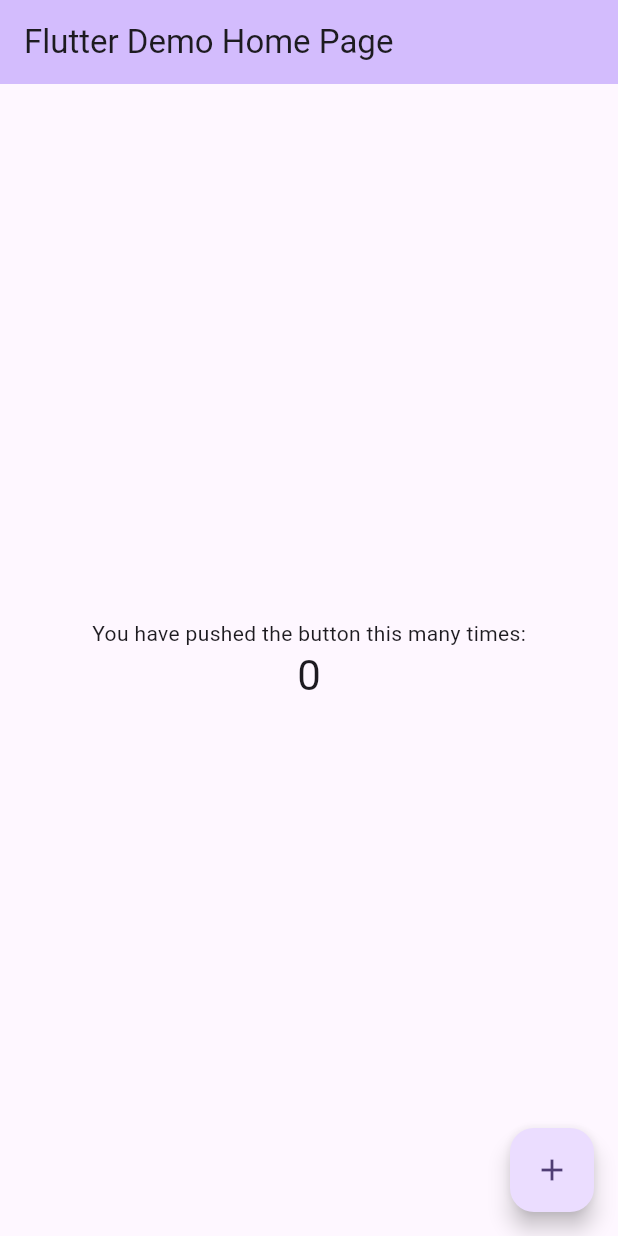
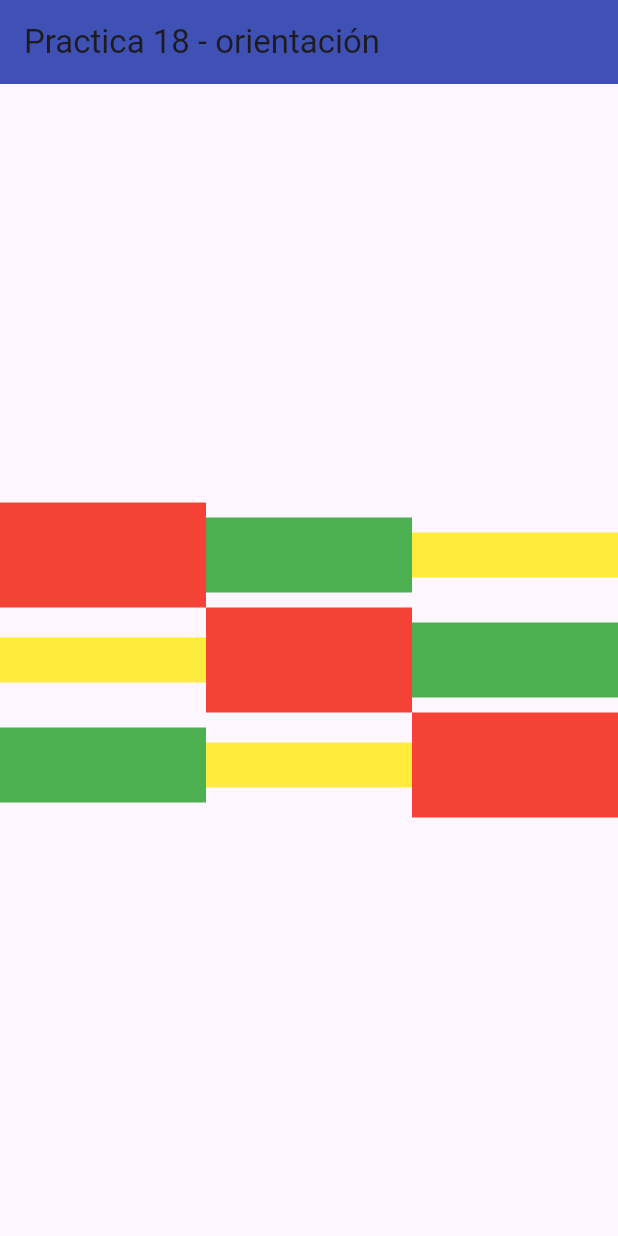
Before and after one commit to LuisM711/flutter, a Flutter app: the screen it shows after launch, on a phone screen of 412 x 824 dp. Run offline on Flutter 3.47's test engine with Material 3 defaults, Android fonts, the light colour scheme and no system bars; our stand-ins replace flutter_slidable, shared_preferences, sqflite; accounts and stored records are empty.

Commit message:
practica 18

```diff
--- a/practica_18/lib/main.dart
+++ b/practica_18/lib/main.dart
@@ -1,125 +1,20 @@
 import 'package:flutter/material.dart';
+import 'package:flutter/services.dart';
+import 'src/table_page.dart';
 
 void main() {
-  runApp(const MyApp());
+  WidgetsFlutterBinding.ensureInitialized();
+  SystemChrome.setPreferredOrientations(
+      [DeviceOrientation.portraitUp, DeviceOrientation.portraitDown]);
+  runApp(MyApp());
 }
 
 class MyApp extends StatelessWidget {
-  const MyApp({super.key});
-
-  // This widget is the root of your application.
   @override
   Widget build(BuildContext context) {
     return MaterialApp(
-      title: 'Flutter Demo',
-      theme: ThemeData(
-        // This is the theme of your application.
-        //
-        // TRY THIS: Try running your application with "flutter run". You'll see
-        // the application has a purple toolbar. Then, without quitting the app,
-        // try changing the seedColor in the colorScheme below to Colors.green
-        // and then invoke "hot reload" (save your changes or press the "hot
-        // reload" button in a Flutter-supported IDE, or press "r" if you used
-        // the command line to start the app).
-        //
-        // Notice that the counter didn't reset back to zero; the application
-        // state is not lost during the reload. To reset the state, use hot
-        // restart instead.
-        //
-        // This works for code too, not just values: Most code changes can be
-        // tested with just a hot reload.
-        colorScheme: ColorScheme.fromSeed(seedColor: Colors.deepPurple),
-        useMaterial3: true,
-      ),
-      home: const MyHomePage(title: 'Flutter Demo Home Page'),
+      title: 'Practica 18',
+      home: TablePage(),
     );
   }
 }
-
-class MyHomePage extends StatefulWidget {
-  const MyHomePage({super.key, required this.title});
-
-  // This widget is the home page of your application. It is stateful, meaning
-  // that it has a State object (defined below) that contains fields that affect
-  // how it looks.
-
-  // This class is the configuration for the state. It holds the values (in this
-  // case the title) provided by the parent (in this case the App widget) and
-  // used by the build method of the State. Fields in a Widget subclass are
-  // always marked "final".
-
-  final String title;
-
-  @override
-  State<MyHomePage> createState() => _MyHomePageState();
-}
-
-class _MyHomePageState extends State<MyHomePage> {
-  int _counter = 0;
-
-  void _incrementCounter() {
-    setState(() {
-      // This call to setState tells the Flutter framework that something has
-      // changed in this State, which causes it to rerun the build method below
-      // so that the display can reflect the updated values. If we changed
-      // _counter without calling setState(), then the build method would not be
-      // called again, and so nothing would appear to happen.
-      _counter++;
-    });
-  }
-
-  @override
-  Widget build(BuildContext context) {
-    // This method is rerun every time setState is called, for instance as done
-    // by the _incrementCounter method above.
-    //
-    // The Flutter framework has been optimized to make rerunning build methods
-    // fast, so that you can just rebuild anything that needs updating rather
-    // than having to individually change instances of widgets.
-    return Scaffold(
-      appBar: AppBar(
-        // TRY THIS: Try changing the color here to a specific color (to
-        // Colors.amber, perhaps?) and trigger a hot reload to see the AppBar
-        // change color while the other colors stay the same.
-        backgroundColor: Theme.of(context).colorScheme.inversePrimary,
-        // Here we take the value from the MyHomePage object that was created by
-        // the App.build method, and use it to set our appbar title.
-        title: Text(widget.title),
-      ),
-      body: Center(
-        // Center is a layout widget. It takes a single child and positions it
-        // in the middle of the parent.
-        child: Column(
-          // Column is also a layout widget. It takes a list of children and
-          // arranges them vertically. By default, it sizes itself to fit its
-          // children horizontally, and tries to be as tall as its parent.
-          //
-          // Column has various properties to control how it sizes itself and
-          // how it positions its children. Here we use mainAxisAlignment to
-          // center the children vertically; the main axis here is the vertical
-          // axis because Columns are vertical (the cross axis would be
-          // horizontal).
-          //
-          // TRY THIS: Invoke "debug painting" (choose the "Toggle Debug Paint"
-          // action in the IDE, or press "p" in the console), to see the
-          // wireframe for each widget.
-          mainAxisAlignment: MainAxisAlignment.center,
-          children: <Widget>[
-            const Text(
-              'You have pushed the button this many times:',
-            ),
-            Text(
-              '$_counter',
-              style: Theme.of(context).textTheme.headlineMedium,
-            ),
-          ],
-        ),
-      ),
-      floatingActionButton: FloatingActionButton(
-        onPressed: _incrementCounter,
-        tooltip: 'Increment',
-        child: const Icon(Icons.add),
-      ), // This trailing comma makes auto-formatting nicer for build methods.
-    );
-  }
-}
--- /dev/null
+++ b/practica_18/lib/src/table_page.dart
@@ -0,0 +1,74 @@
+import 'package:flutter/material.dart';
+
+class TablePage extends StatelessWidget {
+  @override
+  Widget build(BuildContext context) {
+    return Scaffold(
+      appBar: AppBar(
+        title: Text('Practica 18 - orientación'),
+        backgroundColor: Colors.indigo,
+      ),
+      body: Center(
+        child: Table(
+          defaultVerticalAlignment: TableCellVerticalAlignment.middle,
+          children: [
+            TableRow(children: [
+              RectangleLarge(),
+              RectangleMedium(),
+              RectangleSmall(),
+            ]),
+            TableRow(children: [
+              RectangleSmall(),
+              RectangleLarge(),
+              RectangleMedium(),
+            ]),
+            TableRow(children: [
+              RectangleMedium(),
+              RectangleSmall(),
+              RectangleLarge(),
+            ]),
+          ],
+        ),
+      ),
+    );
+  }
+}
+
+class RectangleLarge extends StatelessWidget {
+  @override
+  Widget build(BuildContext context) {
+    return Container(
+      height: 70,
+      width: 70,
+      decoration: BoxDecoration(
+        color: Colors.red,
+      ),
+    );
+  }
+}
+
+class RectangleMedium extends StatelessWidget {
+  @override
+  Widget build(BuildContext context) {
+    return Container(
+      height: 50,
+      width: 50,
+      decoration: BoxDecoration(
+        color: Colors.green,
+      ),
+    );
+  }
+}
+
+class RectangleSmall extends StatelessWidget {
+  @override
+  Widget build(BuildContext context) {
+    return Container(
+      height: 30,
+      width: 30,
+      decoration: BoxDecoration(
+        color: Colors.yellow,
+      ),
+    );
+  }
+}
```
